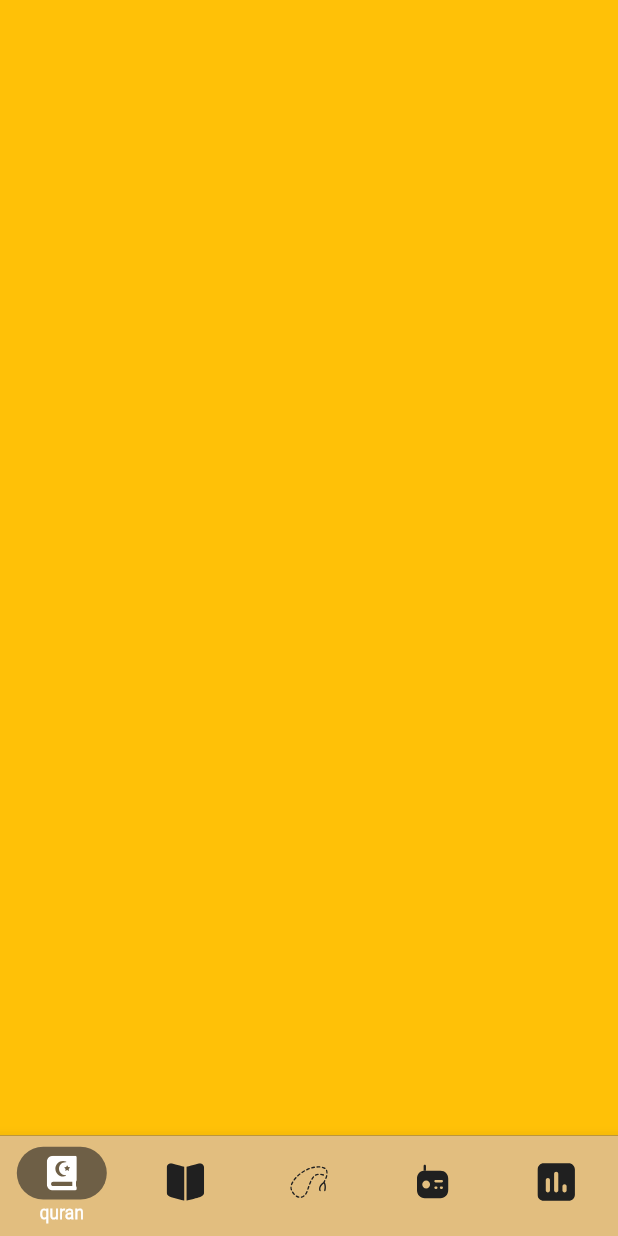
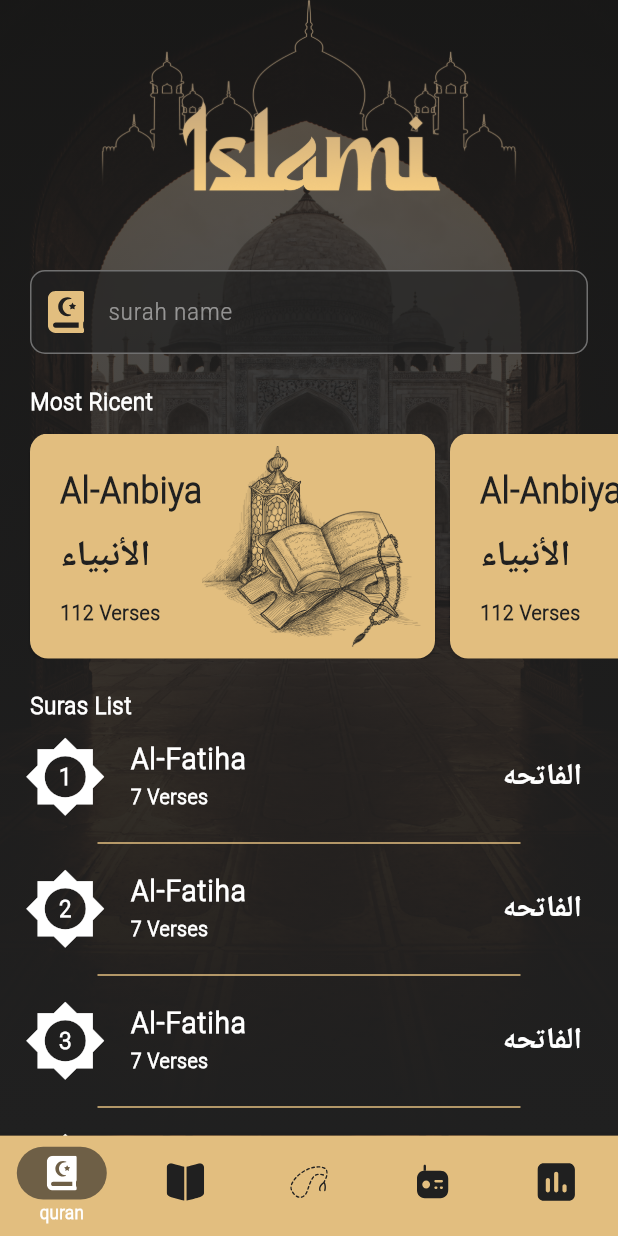
Before and after one commit to nouraRoute/islamy_app_c16_7pm, a Flutter app: the screen it shows after launch, on a phone screen of 412 x 824 dp. Run offline on Flutter 3.47's test engine with Material 3 defaults, Android fonts, the phone set to English and light mode, and no system bars; our stand-ins replace flutter_svg.

Commit message:
quran tab ui

```diff
--- a/lib/common/app_consts.dart
+++ b/lib/common/app_consts.dart
@@ -5,4 +5,7 @@ class AppConsts {
   static const String sebhaIcon = 'assets/icons/sebha.svg';
   static const String radioIcon = 'assets/icons/radio.svg';
   static const String timesIcon = 'assets/icons/times.svg';
+  static const String quranTabBg = 'assets/images/quran_bg.png';
+  static const String homeHeader = 'assets/images/home_header.png';
+  static const String suraCard = 'assets/images/sura_card.png';
 }
--- a/lib/main.dart
+++ b/lib/main.dart
@@ -11,6 +11,7 @@ class MyApp extends StatelessWidget {
   @override
   Widget build(BuildContext context) {
     return MaterialApp(
+      debugShowCheckedModeBanner: false,
       theme: AppTheme.appTheme,
       home: MainLayer(),
     );
--- a/lib/screens/main_layer.dart
+++ b/lib/screens/main_layer.dart
@@ -2,6 +2,7 @@ import 'package:flutter/material.dart';
 import 'package:flutter_svg/flutter_svg.dart';
 import 'package:islamy_app_c16_7pm/common/app_consts.dart';
 import 'package:islamy_app_c16_7pm/common/common_decorations.dart';
+import 'package:islamy_app_c16_7pm/tabs/quran_tab/quran_tab.dart';
 
 class MainLayer extends StatefulWidget {
   const MainLayer({super.key});
@@ -13,9 +14,7 @@ class MainLayer extends StatefulWidget {
 class _MainLayerState extends State<MainLayer> {
   int currentTab = 0;
   List<Widget> tabs = [
-    Container(
-      color: Colors.amber,
-    ),
+    QuranTab(),
     Container(
       color: Colors.red,
     ),
@@ -32,6 +31,7 @@ class _MainLayerState extends State<MainLayer> {
   @override
   Widget build(BuildContext context) {
     return Scaffold(
+      resizeToAvoidBottomInset: false,
       body: tabs[currentTab],
       bottomNavigationBar: BottomNavigationBar(
           currentIndex: currentTab,
@@ -41,82 +41,47 @@ class _MainLayerState extends State<MainLayer> {
             });
           },
           items: [
-            BottomNavigationBarItem(
-                icon: Container(
-                    padding: const EdgeInsets.symmetric(
-                      vertical: 6,
-                      horizontal: 20,
-                    ),
-                    decoration: currentTab == 0
-                        ? CommonDecorations.selectedItemDecoration
-                        : null,
-                    child: SvgPicture.asset(
-                      AppConsts.quranIcon,
-                      width: currentTab == 0 ? 20 : 25,
-                      color: currentTab == 0 ? Colors.white : null,
-                    )),
-                label: 'quran'),
-            BottomNavigationBarItem(
-                icon: Container(
-                    padding: const EdgeInsets.symmetric(
-                      vertical: 6,
-                      horizontal: 20,
-                    ),
-                    decoration: currentTab == 1
-                        ? CommonDecorations.selectedItemDecoration
-                        : null,
-                    child: SvgPicture.asset(
-                      AppConsts.hadeethIcon,
-                      width: currentTab == 1 ? 20 : 25,
-                      color: currentTab == 1 ? Colors.white : null,
-                    )),
-                label: 'Hadeeth'),
-            BottomNavigationBarItem(
-                icon: Container(
-                    padding: const EdgeInsets.symmetric(
-                      vertical: 6,
-                      horizontal: 20,
-                    ),
-                    decoration: currentTab == 2
-                        ? CommonDecorations.selectedItemDecoration
-                        : null,
-                    child: SvgPicture.asset(
-                      AppConsts.sebhaIcon,
-                      width: currentTab == 2 ? 20 : 25,
-                      color: currentTab == 2 ? Colors.white : null,
-                    )),
-                label: 'Sebha'),
-            BottomNavigationBarItem(
-                icon: Container(
-                    padding: const EdgeInsets.symmetric(
-                      vertical: 6,
-                      horizontal: 20,
-                    ),
-                    decoration: currentTab == 3
-                        ? CommonDecorations.selectedItemDecoration
-                        : null,
-                    child: SvgPicture.asset(
-                      AppConsts.radioIcon,
-                      width: currentTab == 3 ? 20 : 25,
-                      color: currentTab == 3 ? Colors.white : null,
-                    )),
-                label: 'Radio'),
-            BottomNavigationBarItem(
-                icon: Container(
-                    padding: const EdgeInsets.symmetric(
-                      vertical: 6,
-                      horizontal: 20,
-                    ),
-                    decoration: currentTab == 4
-                        ? CommonDecorations.selectedItemDecoration
-                        : null,
-                    child: SvgPicture.asset(
-                      AppConsts.timesIcon,
-                      width: currentTab == 4 ? 20 : 25,
-                      color: currentTab == 4 ? Colors.white : null,
-                    )),
-                label: 'Time'),
+            customBottomNavBarITem(
+                iconPath: AppConsts.quranIcon,
+                label: 'quran',
+                isSelected: currentTab == 0),
+            customBottomNavBarITem(
+                iconPath: AppConsts.hadeethIcon,
+                label: 'Hadeeth',
+                isSelected: currentTab == 1),
+            customBottomNavBarITem(
+                iconPath: AppConsts.sebhaIcon,
+                label: 'Sebha',
+                isSelected: currentTab == 2),
+            customBottomNavBarITem(
+                iconPath: AppConsts.radioIcon,
+                label: 'Radio',
+                isSelected: currentTab == 3),
+            customBottomNavBarITem(
+                iconPath: AppConsts.timesIcon,
+                label: 'time',
+                isSelected: currentTab == 4),
           ]),
     );
   }
+
+  BottomNavigationBarItem customBottomNavBarITem(
+      {required String label,
+      required String iconPath,
+      required bool isSelected}) {
+    return BottomNavigationBarItem(
+        icon: Container(
+            padding: const EdgeInsets.symmetric(
+              vertical: 6,
+              horizontal: 20,
+            ),
+            decoration:
+                isSelected ? CommonDecorations.selectedItemDecoration : null,
+            child: SvgPicture.asset(
+              iconPath,
+              width: isSelected ? 20 : 25,
+              color: isSelected ? Colors.white : null,
+            )),
+        label: label);
+  }
 }
--- /dev/null
+++ b/lib/tabs/quran_tab/quran_tab.dart
@@ -0,0 +1,64 @@
+import 'package:flutter/material.dart';
+import 'package:flutter_svg/flutter_svg.dart';
+import 'package:islamy_app_c16_7pm/common/app_consts.dart';
+import 'package:islamy_app_c16_7pm/tabs/quran_tab/view/most_recent_view.dart';
+import 'package:islamy_app_c16_7pm/tabs/quran_tab/view/suras_list_view.dart';
+import 'package:islamy_app_c16_7pm/tabs/quran_tab/widgets/custom_text_field.dart';
+import 'package:islamy_app_c16_7pm/theme/app_colors.dart';
+import 'package:islamy_app_c16_7pm/widgets/main_header.dart';
+
+class QuranTab extends StatelessWidget {
+  const QuranTab({super.key});
+
+  @override
+  Widget build(BuildContext context) {
+    return Container(
+      decoration: const BoxDecoration(
+        image: DecorationImage(
+            image: AssetImage(AppConsts.quranTabBg), fit: BoxFit.cover),
+      ),
+      child: Container(
+          height: double.infinity,
+          width: double.infinity,
+          decoration: BoxDecoration(
+            gradient: LinearGradient(
+              colors: [
+                AppColors.blackColor.withAlpha(180),
+                AppColors.blackColor
+              ],
+              begin: Alignment.topCenter,
+              end: Alignment.bottomCenter,
+            ),
+          ),
+          child: SafeArea(
+            child: Column(
+              spacing: 20,
+              crossAxisAlignment: CrossAxisAlignment.center,
+              children: [
+                const MainHeader(),
+                CustomTextField(
+                  hintText: 'surah name',
+                  prefixIcon: SvgPicture.asset(
+                    AppConsts.quranIcon,
+                    colorFilter: const ColorFilter.mode(
+                        AppColors.goldColor, BlendMode.srcIn),
+                  ),
+                ),
+                const Expanded(
+                  child: SingleChildScrollView(
+                    child: Column(
+                      spacing: 20,
+                      children: [
+                        MostRecentView(),
+                        SurasListView(),
+                      ],
+                    ),
+                  ),
+                )
+              ],
+            ),
+          )),
+    );
+  }
+}
+//custom scroll view
--- /dev/null
+++ b/lib/tabs/quran_tab/view/most_recent_view.dart
@@ -0,0 +1,87 @@
+import 'package:flutter/material.dart';
+import 'package:islamy_app_c16_7pm/common/app_consts.dart';
+import 'package:islamy_app_c16_7pm/theme/app_colors.dart';
+
+class MostRecentView extends StatelessWidget {
+  const MostRecentView({super.key});
+
+  @override
+  Widget build(BuildContext context) {
+    return Column(
+      spacing: 10,
+      crossAxisAlignment: CrossAxisAlignment.start,
+      children: [
+        const Padding(
+          padding: EdgeInsets.only(left: 20.0),
+          child: Text(
+            'Most Ricent',
+            style: TextStyle(
+                fontSize: 16,
+                fontWeight: FontWeight.bold,
+                color: Colors.white,
+                fontFamily: AppConsts.fontFamily),
+          ),
+        ),
+        SizedBox(
+            height: 150,
+            child: ListView.builder(
+              scrollDirection: Axis.horizontal,
+              itemCount: 10,
+              itemBuilder: (context, index) => SizedBox(
+                width: 290,
+                child: Card(
+                  margin: EdgeInsets.only(left: index == 0 ? 20 : 10),
+                  color: AppColors.goldColor,
+                  child: Padding(
+                    padding: const EdgeInsets.only(
+                        top: 8.0, bottom: 8, right: 8, left: 20),
+                    child: Row(
+                      mainAxisAlignment: MainAxisAlignment.spaceBetween,
+                      children: [
+                        const Padding(
+                          padding: EdgeInsets.symmetric(vertical: 8.0),
+                          child: Column(
+                            crossAxisAlignment: CrossAxisAlignment.start,
+                            mainAxisAlignment: MainAxisAlignment.spaceAround,
+                            children: [
+                              Text(
+                                'Al-Anbiya',
+                                style: TextStyle(
+                                    fontSize: 24,
+                                    fontWeight: FontWeight.bold,
+                                    color: AppColors.blackColor),
+                              ),
+                              Text(
+                                'الأنبياء',
+                                style: TextStyle(
+                                    fontSize: 24,
+                                    fontWeight: FontWeight.bold,
+                                    color: AppColors.blackColor),
+                              ),
+                              Text(
+                                '112 Verses',
+                                style: TextStyle(
+                                    fontSize: 14,
+                                    fontWeight: FontWeight.bold,
+                                    color: AppColors.blackColor),
+                              ),
+                            ],
+                          ),
+                        ),
+                        Expanded(
+                          child: Image.asset(
+                            AppConsts.suraCard,
+                            height: 135,
+                            fit: BoxFit.fill,
+                          ),
+                        )
+                      ],
+                    ),
+                  ),
+                ),
+              ),
+            ))
+      ],
+    );
+  }
+}
--- /dev/null
+++ b/lib/tabs/quran_tab/view/suras_list_view.dart
@@ -0,0 +1,83 @@
+import 'package:flutter/material.dart';
+import 'package:islamy_app_c16_7pm/common/app_consts.dart';
+import 'package:islamy_app_c16_7pm/theme/app_colors.dart';
+
+class SurasListView extends StatelessWidget {
+  const SurasListView({super.key});
+
+  @override
+  Widget build(BuildContext context) {
+    return Column(
+      crossAxisAlignment: CrossAxisAlignment.start,
+      children: [
+        const Padding(
+          padding: EdgeInsets.only(left: 20.0),
+          child: Text(
+            'Suras List',
+            style: TextStyle(
+                fontSize: 16,
+                fontWeight: FontWeight.bold,
+                color: Colors.white,
+                fontFamily: AppConsts.fontFamily),
+          ),
+        ),
+        ListView.separated(
+          itemCount: 10,
+          shrinkWrap: true,
+          physics: NeverScrollableScrollPhysics(),
+          itemBuilder: (context, index) => ListTile(
+            leading: Stack(
+              alignment: Alignment.center,
+              children: [
+                Icon(
+                  Icons.brightness_5,
+                  size: 55,
+                  color: Colors.white,
+                ),
+                Text(
+                  (index + 1).toString(),
+                  style: TextStyle(
+                      fontSize: 16,
+                      fontWeight: FontWeight.bold,
+                      color: Colors.white,
+                      fontFamily: AppConsts.fontFamily),
+                )
+              ],
+            ),
+            title: Text(
+              'Al-Fatiha',
+              style: TextStyle(
+                  fontSize: 20,
+                  fontWeight: FontWeight.bold,
+                  color: Colors.white,
+                  fontFamily: AppConsts.fontFamily),
+            ),
+            subtitle: Text(
+              '7 Verses',
+              style: TextStyle(
+                  fontSize: 14,
+                  fontWeight: FontWeight.bold,
+                  color: Colors.white,
+                  fontFamily: AppConsts.fontFamily),
+            ),
+            trailing: Text(
+              'الفاتحه',
+              style: TextStyle(
+                  fontSize: 20,
+                  fontWeight: FontWeight.bold,
+                  color: Colors.white,
+                  fontFamily: AppConsts.fontFamily),
+            ),
+          ),
+          separatorBuilder: (BuildContext context, int index) {
+            return Divider(
+              endIndent: 65,
+              indent: 65,
+              color: AppColors.goldColor,
+            );
+          },
+        )
+      ],
+    );
+  }
+}
--- /dev/null
+++ b/lib/tabs/quran_tab/widgets/custom_text_field.dart
@@ -0,0 +1,43 @@
+import 'package:flutter/material.dart';
+import 'package:islamy_app_c16_7pm/theme/app_colors.dart';
+
+class CustomTextField extends StatelessWidget {
+  const CustomTextField(
+      {super.key, this.hintText, this.prefixIcon, this.padding});
+  final String? hintText;
+  final Widget? prefixIcon;
+  final EdgeInsetsGeometry? padding;
+  @override
+  Widget build(BuildContext context) {
+    return Padding(
+      padding: padding ?? const EdgeInsets.symmetric(horizontal: 20.0),
+      child: TextField(
+        cursorColor: AppColors.goldColor,
+        style: const TextStyle(
+            color: Colors.white, fontSize: 16, fontWeight: FontWeight.bold),
+        decoration: InputDecoration(
+            filled: true,
+            fillColor: AppColors.blackColor.withValues(alpha: .7),
+            border: _getBorder(),
+            enabledBorder: _getBorder(),
+            focusedBorder: _getBorder()
+                .copyWith(borderSide: BorderSide(color: AppColors.goldColor)),
+            hintText: hintText,
+            prefixIcon: Padding(
+              padding: const EdgeInsets.all(10.0),
+              child: prefixIcon,
+            ),
+            hintStyle: TextStyle(
+                color: Colors.white.withValues(alpha: .5),
+                fontSize: 16,
+                fontWeight: FontWeight.normal)),
+      ),
+    );
+  }
+
+  OutlineInputBorder _getBorder() {
+    return OutlineInputBorder(
+        borderRadius: BorderRadius.circular(10),
+        borderSide: const BorderSide(color: AppColors.greyColor));
+  }
+}
--- /dev/null
+++ b/lib/widgets/main_header.dart
@@ -0,0 +1,20 @@
+import 'package:flutter/material.dart';
+import 'package:islamy_app_c16_7pm/common/app_consts.dart';
+
+class MainHeader extends StatelessWidget {
+  const MainHeader({
+    super.key,
+  });
+
+  @override
+  Widget build(BuildContext context) {
+    return Padding(
+      padding: const EdgeInsets.only(bottom: 20.0),
+      child: Image.asset(
+        AppConsts.homeHeader,
+        height: 140,
+        width: 300,
+      ),
+    );
+  }
+}
--- a/pubspec.yaml
+++ b/pubspec.yaml
@@ -60,6 +60,7 @@ flutter:
   # To add assets to your application, add an assets section, like this:
   assets:
     - assets/icons/
+    - assets/images/
   #   - images/a_dot_ham.jpeg
 
   # An image asset can refer to one or more resolution-specific "variants", see
```
Also changed, not shown: assets/images/home_header.png (added), assets/images/quran_bg.png (added), assets/images/sura_card.png (added), pubspec.lock, 11 other files.
